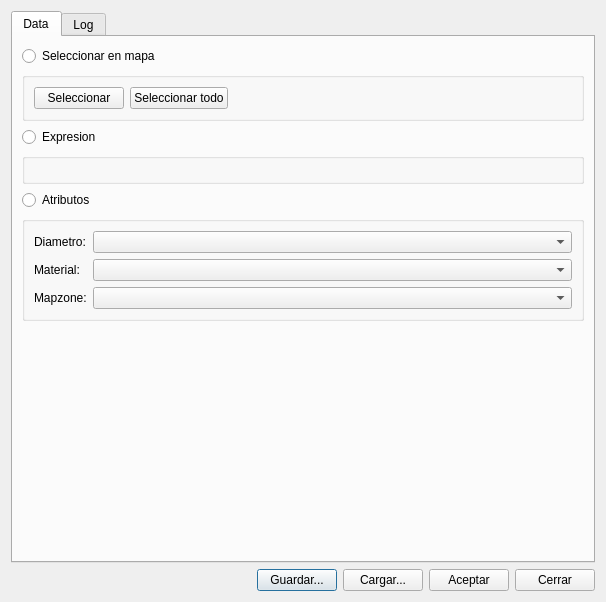
Above: core/ui/toolbars/assetmanage/priority.ui from bgeo-gis/gw_assetmanage_plugin before the change. Below: the same form after it.
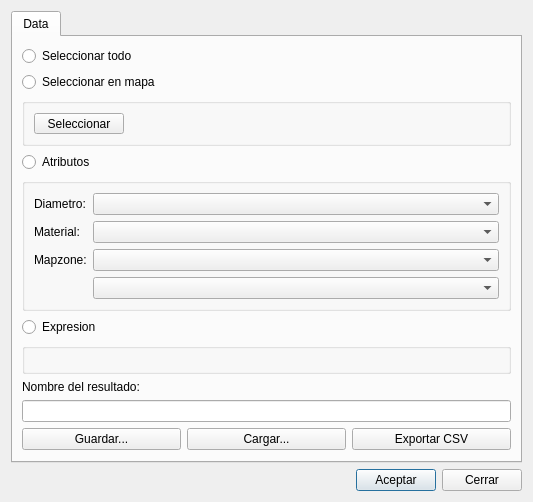
That is the form after the change. Custom widgets are drawn as their Qt base class.

Commit message: WIP Commit: create UI files, populate config tables and manage load .shp files

The edit to the form file:
```diff
--- a/core/ui/toolbars/assetmanage/priority.ui
+++ b/core/ui/toolbars/assetmanage/priority.ui
@@ -6,15 +6,15 @@
    <rect>
     <x>0</x>
     <y>0</y>
-    <width>606</width>
-    <height>602</height>
+    <width>533</width>
+    <height>460</height>
    </rect>
   </property>
   <property name="windowTitle">
    <string>Selección y cálculo de prioridad</string>
   </property>
   <layout class="QGridLayout" name="gridLayout">
-   <item row="7" column="0">
+   <item row="6" column="0">
     <layout class="QHBoxLayout" name="horizontalLayout">
      <item>
       <spacer name="horizontalSpacer_2">
@@ -29,20 +29,6 @@
        </property>
       </spacer>
      </item>
-     <item>
-      <widget class="QPushButton" name="btn_save">
-       <property name="text">
-        <string>Guardar...</string>
-       </property>
-      </widget>
-     </item>
-     <item>
-      <widget class="QPushButton" name="btn_load">
-       <property name="text">
-        <string>Cargar...</string>
-       </property>
-      </widget>
-     </item>
      <item>
       <widget class="QPushButton" name="btn_accept">
        <property name="text">
@@ -69,14 +55,75 @@
        <string>Data</string>
       </attribute>
       <layout class="QGridLayout" name="gridLayout_5">
-       <item row="2" column="0">
+       <item row="12" column="1">
+        <widget class="QPushButton" name="btn_load">
+         <property name="text">
+          <string>Cargar...</string>
+         </property>
+        </widget>
+       </item>
+       <item row="12" column="0">
+        <widget class="QPushButton" name="btn_save">
+         <property name="text">
+          <string>Guardar...</string>
+         </property>
+        </widget>
+       </item>
+       <item row="12" column="2">
+        <widget class="QPushButton" name="btn_export_csv">
+         <property name="text">
+          <string>Exportar CSV</string>
+         </property>
+        </widget>
+       </item>
+       <item row="11" column="0" colspan="3">
+        <widget class="QLineEdit" name="txt_result_name"/>
+       </item>
+       <item row="10" column="0" colspan="3">
+        <widget class="QLabel" name="lbl_result_name">
+         <property name="sizePolicy">
+          <sizepolicy hsizetype="Preferred" vsizetype="Maximum">
+           <horstretch>0</horstretch>
+           <verstretch>0</verstretch>
+          </sizepolicy>
+         </property>
+         <property name="text">
+          <string>Nombre del resultado:</string>
+         </property>
+        </widget>
+       </item>
+       <item row="8" column="0" colspan="3">
+        <widget class="QgsCollapsibleGroupBox" name="grb_expr">
+         <property name="enabled">
+          <bool>true</bool>
+         </property>
+         <property name="sizePolicy">
+          <sizepolicy hsizetype="Preferred" vsizetype="Maximum">
+           <horstretch>0</horstretch>
+           <verstretch>0</verstretch>
+          </sizepolicy>
+         </property>
+         <property name="collapsed" stdset="0">
+          <bool>true</bool>
+         </property>
+         <layout class="QGridLayout" name="gridLayout_2">
+          <item row="0" column="0">
+           <widget class="QgsExpressionBuilderWidget" name="mExpressionBuilderWidget" native="true"/>
+          </item>
+         </layout>
+        </widget>
+       </item>
+       <item row="7" column="0" colspan="3">
         <widget class="QRadioButton" name="rb_expr">
+         <property name="enabled">
+          <bool>true</bool>
+         </property>
          <property name="text">
           <string>Expresion</string>
          </property>
         </widget>
        </item>
-       <item row="5" column="0">
+       <item row="6" column="0" colspan="3">
         <widget class="QGroupBox" name="grb_attr">
          <property name="sizePolicy">
           <sizepolicy hsizetype="Preferred" vsizetype="Maximum">
@@ -139,10 +186,20 @@
             </property>
            </widget>
           </item>
+          <item row="3" column="1">
+           <widget class="QComboBox" name="cmb_child"/>
+          </item>
          </layout>
         </widget>
        </item>
-       <item row="1" column="0">
+       <item row="5" column="0" colspan="3">
+        <widget class="QRadioButton" name="rb_attr">
+         <property name="text">
+          <string>Atributos</string>
+         </property>
+        </widget>
+       </item>
+       <item row="2" column="0" colspan="3">
         <widget class="QGroupBox" name="grb_select">
          <property name="sizePolicy">
           <sizepolicy hsizetype="Preferred" vsizetype="Maximum">
@@ -154,7 +211,7 @@
           <string/>
          </property>
          <layout class="QGridLayout" name="gridLayout_3">
-          <item row="0" column="2">
+          <item row="0" column="1">
            <spacer name="horizontalSpacer">
             <property name="orientation">
              <enum>Qt::Horizontal</enum>
@@ -192,82 +249,28 @@
             </property>
            </widget>
           </item>
-          <item row="0" column="1">
-           <widget class="QPushButton" name="btn_select_all">
-            <property name="text">
-             <string>Seleccionar todo</string>
-            </property>
-           </widget>
-          </item>
          </layout>
         </widget>
        </item>
-       <item row="4" column="0">
-        <widget class="QRadioButton" name="rb_attr">
-         <property name="text">
-          <string>Atributos</string>
-         </property>
-        </widget>
-       </item>
-       <item row="3" column="0">
-        <widget class="QgsCollapsibleGroupBox" name="grb_expr">
-         <property name="collapsed">
-          <bool>true</bool>
-         </property>
-         <layout class="QGridLayout" name="gridLayout_2">
-          <item row="0" column="0">
-           <widget class="QgsExpressionBuilderWidget" name="mExpressionBuilderWidget"/>
-          </item>
-         </layout>
-        </widget>
-       </item>
-       <item row="0" column="0">
+       <item row="1" column="0" colspan="3">
         <widget class="QRadioButton" name="rb_select">
          <property name="text">
           <string>Seleccionar en mapa</string>
          </property>
         </widget>
        </item>
-       <item row="6" column="0">
-        <spacer name="verticalSpacer">
-         <property name="orientation">
-          <enum>Qt::Vertical</enum>
+       <item row="0" column="0" colspan="3">
+        <widget class="QRadioButton" name="rb_select_all">
+         <property name="text">
+          <string>Seleccionar todo</string>
          </property>
-         <property name="sizeHint" stdset="0">
-          <size>
-           <width>20</width>
-           <height>40</height>
-          </size>
+         <property name="checkable">
+          <bool>true</bool>
          </property>
-        </spacer>
-       </item>
-      </layout>
-     </widget>
-     <widget class="QWidget" name="tab_infolog">
-      <attribute name="title">
-       <string>Log</string>
-      </attribute>
-      <layout class="QGridLayout" name="gridLayout_6">
-       <item row="0" column="0">
-        <layout class="QHBoxLayout" name="horizontalLayout_2">
-         <item>
-          <widget class="QLabel" name="lbl_infolog">
-           <property name="text">
-            <string>Alias, tstamp, user, tipo de seleccion</string>
-           </property>
-          </widget>
-         </item>
-        </layout>
-       </item>
-       <item row="1" column="0">
-        <layout class="QGridLayout" name="gridLayout_7">
-         <item row="0" column="0">
-          <widget class="QLineEdit" name="txt_filter"/>
-         </item>
-         <item row="1" column="0">
-          <widget class="QTreeView" name="trv"/>
-         </item>
-        </layout>
+         <property name="checked">
+          <bool>false</bool>
+         </property>
+        </widget>
        </item>
       </layout>
      </widget>
```
Left out of the diff: 34 changed lines with no effect on the pictures. The commit also changes 9 other files.
